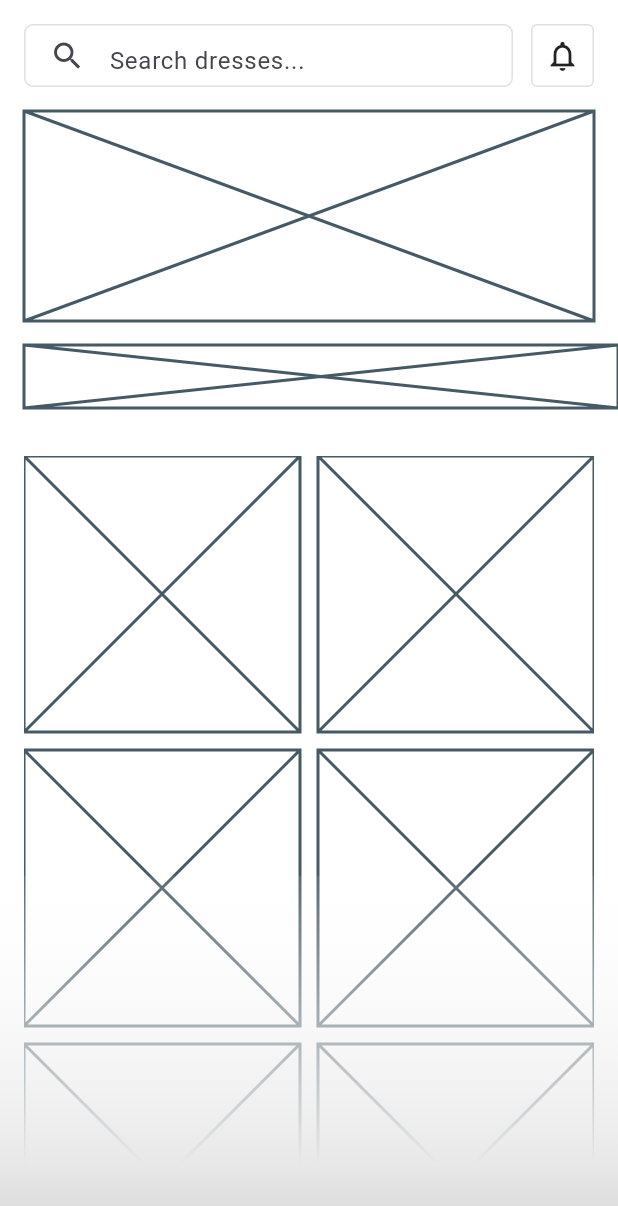
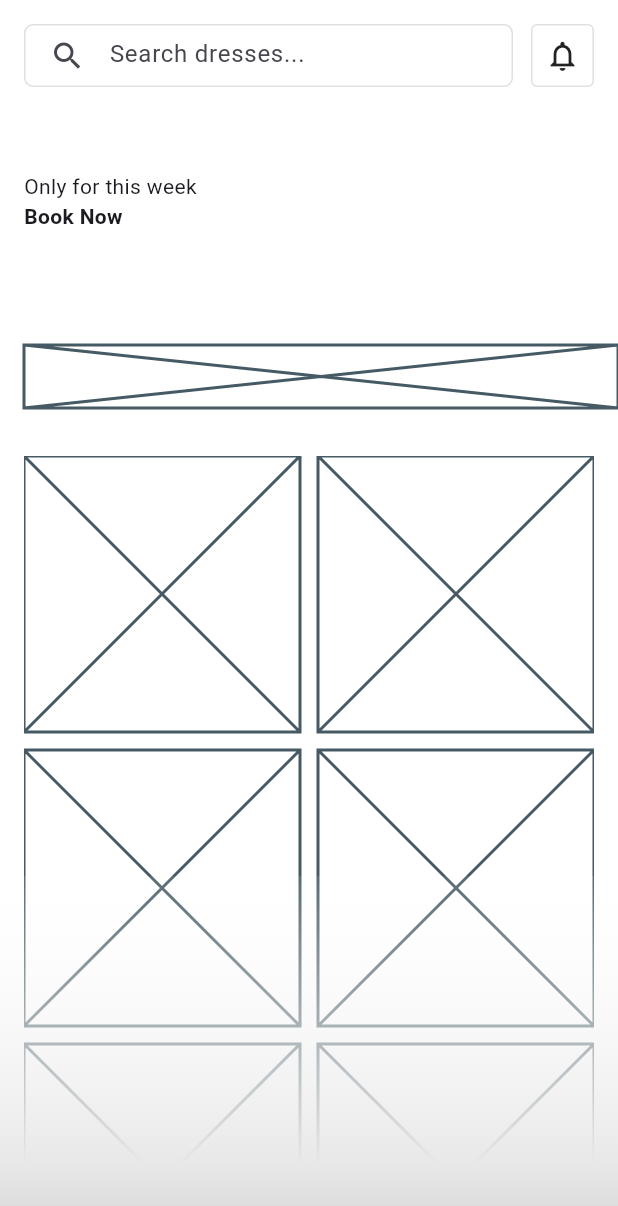
Before and after one commit to JAICHANGPARK/flutter_notebook_chapter_51, a Flutter app: the DressRentalHomePage screen opened directly, on a phone screen of 412 x 824 dp. Shown: the top 1206 px of the screen. Run offline on Flutter 3.47's test engine with Material 3 defaults, Android fonts, the phone set to English and light mode, and no system bars; our stand-ins replace hugeicons; statements that could not run were skipped.

Commit message:
Update dress_rental_home_page.dart

```diff
--- a/lib/ep2555_dress_rental_app/ui/dress_rental_home_page.dart
+++ b/lib/ep2555_dress_rental_app/ui/dress_rental_home_page.dart
@@ -40,6 +40,7 @@ class _DressRentalHomePageState extends State<DressRentalHomePage> {
                                 icon: Icon(Icons.search),
                                 hintText: "Search dresses...",
                                 border: .none,
+                                contentPadding: .only(bottom: 9),
                               ),
                             ),
                           ),
@@ -58,7 +59,29 @@ class _DressRentalHomePageState extends State<DressRentalHomePage> {
                   Container(
                     margin: EdgeInsets.symmetric(horizontal: 16),
                     height: 140,
-                    child: Placeholder(),
+                    child: Column(
+                      crossAxisAlignment: .start,
+                      children: [
+                        Text(
+                          "Discount up to 45% on every\ndress rental for events",
+                          style: TextStyle(
+                            fontWeight: .bold,
+                            color: Colors.white,
+                          ),
+                        ),
+                        Text("Only for this week"),
+                        Container(
+                          decoration: BoxDecoration(
+                            color: Colors.white,
+                            b
+                          ),
+                          child: Text(
+                            "Book Now",
+                            style: TextStyle(fontWeight: .bold),
+                          ),
+                        ),
+                      ],
+                    ),
                   ),
                   Container(
                     margin: EdgeInsets.only(left: 16),
```
